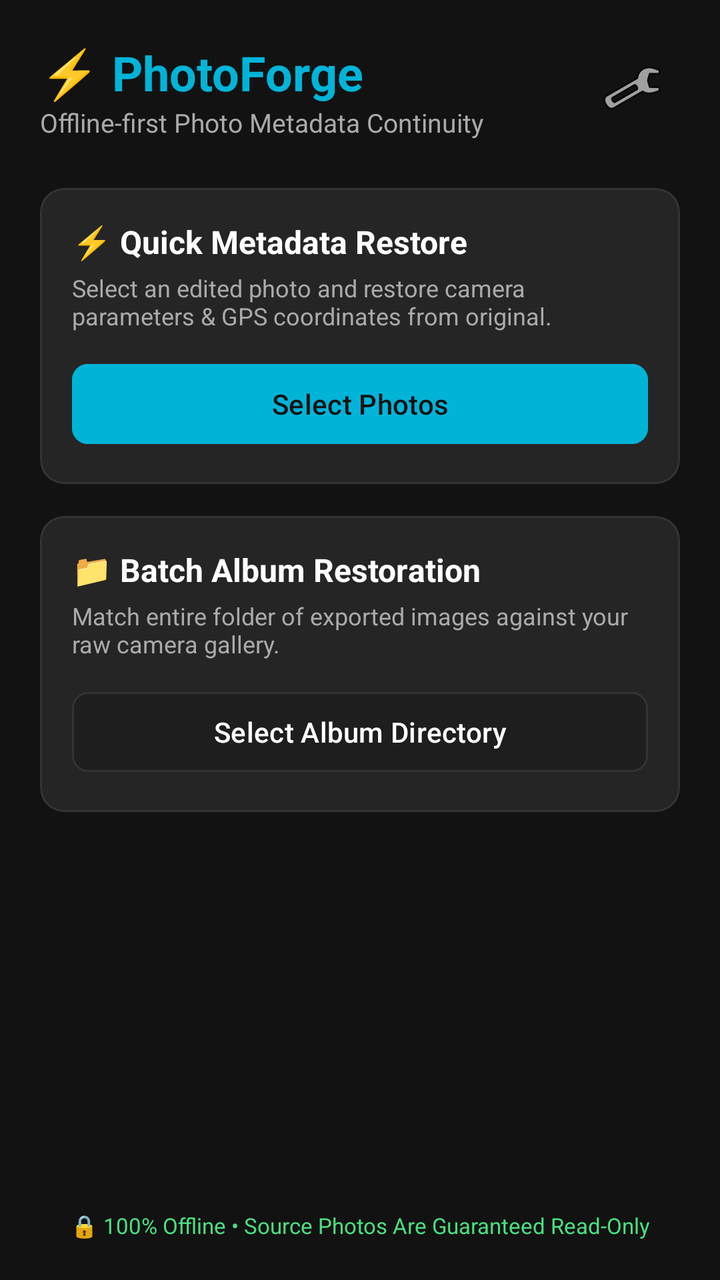
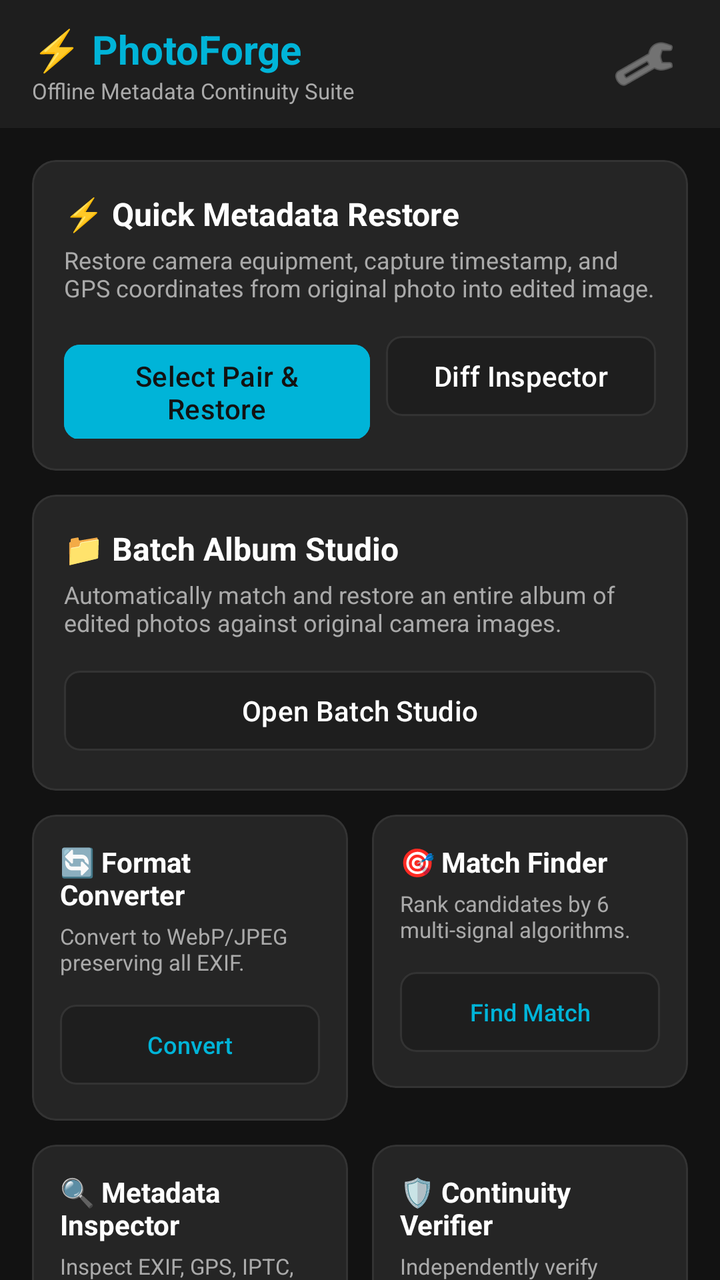

Two renders of the same Android screen: before a commit and after it. Below are the layout's source before the change and the commit's diff.
<!-- AndroidManifest.xml: application theme Theme.PhotoForge -->
<!-- res/layout/activity_main.xml -->
<?xml version="1.0" encoding="utf-8"?>
<androidx.constraintlayout.widget.ConstraintLayout xmlns:android="http://schemas.android.com/apk/res/android"
    xmlns:app="http://schemas.android.com/apk/res-auto"
    android:layout_width="match_parent"
    android:layout_height="match_parent"
    android:background="@color/bg_dark"
    android:padding="20dp">

    
    <TextView
        android:id="@+id/tvTitle"
        android:layout_width="wrap_content"
        android:layout_height="wrap_content"
        android:text="⚡ PhotoForge"
        android:textColor="@color/accent_cyan"
        android:textSize="24sp"
        android:textStyle="bold"
        app:layout_constraintStart_toStartOf="parent"
        app:layout_constraintTop_toTopOf="parent" />

    <TextView
        android:id="@+id/tvSubtitle"
        android:layout_width="wrap_content"
        android:layout_height="wrap_content"
        android:text="Offline-first Photo Metadata Continuity"
        android:textColor="@color/text_secondary"
        android:textSize="13sp"
        app:layout_constraintStart_toStartOf="parent"
        app:layout_constraintTop_toBottomOf="@id/tvTitle" />

    <ImageButton
        android:id="@+id/btnSettings"
        android:layout_width="48dp"
        android:layout_height="48dp"
        android:background="?attr/selectableItemBackgroundBorderless"
        android:contentDescription="@string/settings_title"
        android:src="@android:drawable/ic_menu_preferences"
        app:layout_constraintEnd_toEndOf="parent"
        app:layout_constraintTop_toTopOf="parent" />

    
    <com.google.android.material.card.MaterialCardView
        android:id="@+id/cardQuickRestore"
        android:layout_width="match_parent"
        android:layout_height="wrap_content"
        android:layout_marginTop="24dp"
        app:cardBackgroundColor="@color/card_dark"
        app:cardCornerRadius="12dp"
        app:layout_constraintTop_toBottomOf="@id/tvSubtitle"
        app:strokeColor="@color/border_dark"
        app:strokeWidth="1dp">

        <LinearLayout
            android:layout_width="match_parent"
            android:layout_height="wrap_content"
            android:orientation="vertical"
            android:padding="16dp">

            <TextView
                android:layout_width="wrap_content"
                android:layout_height="wrap_content"
                android:text="⚡ Quick Metadata Restore"
                android:textColor="@color/text_primary"
                android:textSize="16sp"
                android:textStyle="bold" />

            <TextView
                android:layout_width="wrap_content"
                android:layout_height="wrap_content"
                android:layout_marginTop="4dp"
                android:text="Select an edited photo and restore camera parameters &amp; GPS coordinates from original."
                android:textColor="@color/text_secondary"
                android:textSize="12sp" />

            <com.google.android.material.button.MaterialButton
                android:id="@+id/btnSelectPair"
                android:layout_width="match_parent"
                android:layout_height="wrap_content"
                android:layout_marginTop="12dp"
                android:backgroundTint="@color/accent_cyan"
                android:text="Select Photos"
                android:textColor="@color/bg_dark"
                app:cornerRadius="8dp" />
        </LinearLayout>
    </com.google.android.material.card.MaterialCardView>

    <com.google.android.material.card.MaterialCardView
        android:id="@+id/cardBatchRestore"
        android:layout_width="match_parent"
        android:layout_height="wrap_content"
        android:layout_marginTop="16dp"
        app:cardBackgroundColor="@color/card_dark"
        app:cardCornerRadius="12dp"
        app:layout_constraintTop_toBottomOf="@id/cardQuickRestore"
        app:strokeColor="@color/border_dark"
        app:strokeWidth="1dp">

        <LinearLayout
            android:layout_width="match_parent"
            android:layout_height="wrap_content"
            android:orientation="vertical"
            android:padding="16dp">

            <TextView
                android:layout_width="wrap_content"
                android:layout_height="wrap_content"
                android:text="📁 Batch Album Restoration"
                android:textColor="@color/text_primary"
                android:textSize="16sp"
                android:textStyle="bold" />

            <TextView
                android:layout_width="wrap_content"
                android:layout_height="wrap_content"
                android:layout_marginTop="4dp"
                android:text="Match entire folder of exported images against your raw camera gallery."
                android:textColor="@color/text_secondary"
                android:textSize="12sp" />

            <com.google.android.material.button.MaterialButton
                android:id="@+id/btnBatchRestore"
                android:layout_width="match_parent"
                android:layout_height="wrap_content"
                android:layout_marginTop="12dp"
                android:backgroundTint="@color/surface_dark"
                android:text="Select Album Directory"
                android:textColor="@color/text_primary"
                app:cornerRadius="8dp"
                app:strokeColor="@color/border_dark"
                app:strokeWidth="1dp" />
        </LinearLayout>
    </com.google.android.material.card.MaterialCardView>

    
    <TextView
        android:id="@+id/tvInvariantNotice"
        android:layout_width="match_parent"
        android:layout_height="wrap_content"
        android:gravity="center"
        android:text="🔒 100% Offline • Source Photos Are Guaranteed Read-Only"
        android:textColor="@color/accent_green"
        android:textSize="11sp"
        app:layout_constraintBottom_toBottomOf="parent" />

</androidx.constraintlayout.widget.ConstraintLayout>
<!-- resources referenced by this layout -->
<resources>
  <color name="accent_cyan">#00B4D8</color>
  <color name="accent_green">#4ADE80</color>
  <color name="bg_dark">#121212</color>
  <color name="border_dark">#333333</color>
  <color name="card_dark">#252525</color>
  <color name="surface_dark">#1E1E1E</color>
  <color name="text_primary">#FFFFFF</color>
  <color name="text_secondary">#AAAAAA</color>
  <string name="settings_title">PhotoForge Settings</string>
  <style name="Theme.PhotoForge" parent="Theme.Material3.Dark.NoActionBar">
          <item name="android:windowBackground">@color/bg_dark</item>
          <item name="colorPrimary">@color/accent_cyan</item>
          <item name="colorSecondary">@color/accent_green</item>
          <item name="colorSurface">@color/surface_dark</item>
          <item name="android:statusBarColor">@color/bg_dark</item>
          <item name="android:navigationBarColor">@color/bg_dark</item>
      </style>
</resources>

<!-- the commit's change to res/layout/activity_main.xml (unified diff, before → after) -->
@@ -1,54 +1,65 @@
 <?xml version="1.0" encoding="utf-8"?>
-<androidx.constraintlayout.widget.ConstraintLayout xmlns:android="http://schemas.android.com/apk/res/android"
+<androidx.coordinatorlayout.widget.CoordinatorLayout xmlns:android="http://schemas.android.com/apk/res/android"
     xmlns:app="http://schemas.android.com/apk/res-auto"
     android:layout_width="match_parent"
     android:layout_height="match_parent"
-    android:background="@color/bg_dark"
-    android:padding="20dp">
-
-    
-    <TextView
-        android:id="@+id/tvTitle"
-        android:layout_width="wrap_content"
-        android:layout_height="wrap_content"
-        android:text="⚡ PhotoForge"
-        android:textColor="@color/accent_cyan"
-        android:textSize="24sp"
-        android:textStyle="bold"
-        app:layout_constraintStart_toStartOf="parent"
-        app:layout_constraintTop_toTopOf="parent" />
-
-    <TextView
-        android:id="@+id/tvSubtitle"
-        android:layout_width="wrap_content"
-        android:layout_height="wrap_content"
-        android:text="Offline-first Photo Metadata Continuity"
-        android:textColor="@color/text_secondary"
-        android:textSize="13sp"
-        app:layout_constraintStart_toStartOf="parent"
-        app:layout_constraintTop_toBottomOf="@id/tvTitle" />
-
-    <ImageButton
-        android:id="@+id/btnSettings"
-        android:layout_width="48dp"
-        android:layout_height="48dp"
-        android:background="?attr/selectableItemBackgroundBorderless"
-        android:contentDescription="@string/settings_title"
-        android:src="@android:drawable/ic_menu_preferences"
-        app:layout_constraintEnd_toEndOf="parent"
-        app:layout_constraintTop_toTopOf="parent" />
-
-    
-    <com.google.android.material.card.MaterialCardView
-        android:id="@+id/cardQuickRestore"
+    android:background="@color/bg_dark">
+
+    <com.google.android.material.appbar.AppBarLayout
         android:layout_width="match_parent"
         android:layout_height="wrap_content"
-        android:layout_marginTop="24dp"
-        app:cardBackgroundColor="@color/card_dark"
-        app:cardCornerRadius="12dp"
-        app:layout_constraintTop_toBottomOf="@id/tvSubtitle"
-        app:strokeColor="@color/border_dark"
-        app:strokeWidth="1dp">
+        android:background="@color/surface_dark">
+
+        <androidx.appcompat.widget.Toolbar
+            android:id="@+id/toolbar"
+            android:layout_width="match_parent"
+            android:layout_height="?attr/actionBarSize">
+
+            <LinearLayout
+                android:layout_width="match_parent"
+                android:layout_height="match_parent"
+                android:gravity="center_vertical"
+                android:orientation="horizontal"
+                android:paddingEnd="16dp">
+
+                <LinearLayout
+                    android:layout_width="0dp"
+                    android:layout_height="wrap_content"
+                    android:layout_weight="1"
+                    android:orientation="vertical">
+
+                    <TextView
+                        android:layout_width="wrap_content"
+                        android:layout_height="wrap_content"
+                        android:text="⚡ PhotoForge"
+                        android:textColor="@color/accent_cyan"
+                        android:textSize="20sp"
+                        android:textStyle="bold" />
+
+                    <TextView
+                        android:layout_width="wrap_content"
+                        android:layout_height="wrap_content"
+                        android:text="Offline Metadata Continuity Suite"
+                        android:textColor="@color/text_secondary"
+                        android:textSize="11sp" />
+                </LinearLayout>
+
+                <ImageButton
+                    android:id="@+id/btnSettings"
+                    android:layout_width="44dp"
+                    android:layout_height="44dp"
+                    android:background="?attr/selectableItemBackgroundBorderless"
+                    android:contentDescription="@string/settings_title"
+                    android:src="@android:drawable/ic_menu_preferences"
+                    app:tint="@color/text_secondary" />
+            </LinearLayout>
+        </androidx.appcompat.widget.Toolbar>
+    </com.google.android.material.appbar.AppBarLayout>
+
+    <androidx.core.widget.NestedScrollView
+        android:layout_width="match_parent"
+        android:layout_height="match_parent"
+        app:layout_behavior="@string/appbar_scrolling_view_behavior">
 
         <LinearLayout
             android:layout_width="match_parent"
@@ -56,90 +67,335 @@
             android:orientation="vertical"
             android:padding="16dp">
 
-            <TextView
-                android:layout_width="wrap_content"
+            
+            <com.google.android.material.card.MaterialCardView
+                android:id="@+id/cardQuickRestore"
+                android:layout_width="match_parent"
                 android:layout_height="wrap_content"
-                android:text="⚡ Quick Metadata Restore"
-                android:textColor="@color/text_primary"
-                android:textSize="16sp"
-                android:textStyle="bold" />
-
-            <TextView
-                android:layout_width="wrap_content"
-                android:layout_height="wrap_content"
-                android:layout_marginTop="4dp"
-                android:text="Select an edited photo and restore camera parameters &amp; GPS coordinates from original."
-                android:textColor="@color/text_secondary"
-                android:textSize="12sp" />
-
-            <com.google.android.material.button.MaterialButton
-                android:id="@+id/btnSelectPair"
+                app:cardBackgroundColor="@color/card_dark"
+                app:cardCornerRadius="12dp"
+                app:strokeColor="@color/border_dark"
+                app:strokeWidth="1dp">
+
+                <LinearLayout
+                    android:layout_width="match_parent"
+                    android:layout_height="wrap_content"
+                    android:orientation="vertical"
+                    android:padding="16dp">
+
+                    <TextView
+                        android:layout_width="wrap_content"
+                        android:layout_height="wrap_content"
+                        android:text="⚡ Quick Metadata Restore"
+                        android:textColor="@color/text_primary"
+                        android:textSize="16sp"
+                        android:textStyle="bold" />
+
+                    <TextView
+                        android:layout_width="wrap_content"
+                        android:layout_height="wrap_content"
+                        android:layout_marginTop="4dp"
+                        android:text="Restore camera equipment, capture timestamp, and GPS coordinates from original photo into edited image."
+                        android:textColor="@color/text_secondary"
+                        android:textSize="12sp" />
+
+                    <LinearLayout
+                        android:layout_width="match_parent"
+                        android:layout_height="wrap_content"
+                        android:layout_marginTop="12dp"
+                        android:orientation="horizontal">
+
+                        <com.google.android.material.button.MaterialButton
+                            android:id="@+id/btnSelectPair"
+                            android:layout_width="0dp"
+                            android:layout_height="wrap_content"
+                            android:layout_weight="1"
+                            android:backgroundTint="@color/accent_cyan"
+                            android:text="Select Pair &amp; Restore"
+                            android:textColor="@color/bg_dark"
+                            app:cornerRadius="8dp" />
+
+                        <com.google.android.material.button.MaterialButton
+                            android:id="@+id/btnDiffPreview"
+                            android:layout_width="wrap_content"
+                            android:layout_height="wrap_content"
+                            android:layout_marginStart="8dp"
+                            android:backgroundTint="@color/surface_dark"
+                            android:text="Diff Inspector"
+                            android:textColor="@color/text_primary"
+                            app:cornerRadius="8dp"
+                            app:strokeColor="@color/border_dark"
+                            app:strokeWidth="1dp" />
+                    </LinearLayout>
+                </LinearLayout>
+            </com.google.android.material.card.MaterialCardView>
+
+            
+            <com.google.android.material.card.MaterialCardView
+                android:id="@+id/cardBatchRestore"
                 android:layout_width="match_parent"
                 android:layout_height="wrap_content"
                 android:layout_marginTop="12dp"
-                android:backgroundTint="@color/accent_cyan"
-                android:text="Select Photos"
-                android:textColor="@color/bg_dark"
-                app:cornerRadius="8dp" />
-        </LinearLayout>
-    </com.google.android.material.card.MaterialCardView>
-
-    <com.google.android.material.card.MaterialCardView
-        android:id="@+id/cardBatchRestore"
-        android:layout_width="match_parent"
-        android:layout_height="wrap_content"
-        android:layout_marginTop="16dp"
-        app:cardBackgroundColor="@color/card_dark"
-        app:cardCornerRadius="12dp"
-        app:layout_constraintTop_toBottomOf="@id/cardQuickRestore"
-        app:strokeColor="@color/border_dark"
-        app:strokeWidth="1dp">
-
-        <LinearLayout
-            android:layout_width="match_parent"
-            android:layout_height="wrap_content"
-            android:orientation="vertical"
-            android:padding="16dp">
-
-            <TextView
-                android:layout_width="wrap_content"
-                android:layout_height="wrap_content"
-                android:text="📁 Batch Album Restoration"
-                android:textColor="@color/text_primary"
-                android:textSize="16sp"
-                android:textStyle="bold" />
-
-            <TextView
-                android:layout_width="wrap_content"
-                android:layout_height="wrap_content"
-                android:layout_marginTop="4dp"
-                android:text="Match entire folder of exported images against your raw camera gallery."
-                android:textColor="@color/text_secondary"
-                android:textSize="12sp" />
-
-            <com.google.android.material.button.MaterialButton
-                android:id="@+id/btnBatchRestore"
+                app:cardBackgroundColor="@color/card_dark"
+                app:cardCornerRadius="12dp"
+                app:strokeColor="@color/border_dark"
+                app:strokeWidth="1dp">
+
+                <LinearLayout
+                    android:layout_width="match_parent"
+                    android:layout_height="wrap_content"
+                    android:orientation="vertical"
+                    android:padding="16dp">
+
+                    <TextView
+                        android:layout_width="wrap_content"
+                        android:layout_height="wrap_content"
+                        android:text="📁 Batch Album Studio"
+                        android:textColor="@color/text_primary"
+                        android:textSize="16sp"
+                        android:textStyle="bold" />
+
+                    <TextView
+                        android:layout_width="wrap_content"
+                        android:layout_height="wrap_content"
+                        android:layout_marginTop="4dp"
+                        android:text="Automatically match and restore an entire album of edited photos against original camera images."
+                        android:textColor="@color/text_secondary"
+                        android:textSize="12sp" />
+
+                    <com.google.android.material.button.MaterialButton
+                        android:id="@+id/btnOpenBatch"
+                        android:layout_width="match_parent"
+                        android:layout_height="wrap_content"
+                        android:layout_marginTop="12dp"
+                        android:backgroundTint="@color/surface_dark"
+                        android:text="Open Batch Studio"
+                        android:textColor="@color/text_primary"
+                        app:cornerRadius="8dp"
+                        app:strokeColor="@color/border_dark"
+                        app:strokeWidth="1dp" />
+                </LinearLayout>
+            </com.google.android.material.card.MaterialCardView>
+
+            
+            <LinearLayout
                 android:layout_width="match_parent"
                 android:layout_height="wrap_content"
                 android:layout_marginTop="12dp"
-                android:backgroundTint="@color/surface_dark"
-                android:text="Select Album Directory"
-                android:textColor="@color/text_primary"
-                app:cornerRadius="8dp"
-                app:strokeColor="@color/border_dark"
-                app:strokeWidth="1dp" />
+                android:orientation="horizontal">
+
+                <com.google.android.material.card.MaterialCardView
+                    android:id="@+id/cardConvert"
+                    android:layout_width="0dp"
+                    android:layout_height="wrap_content"
+                    android:layout_marginEnd="6dp"
+                    android:layout_weight="1"
+                    app:cardBackgroundColor="@color/card_dark"
+                    app:cardCornerRadius="12dp"
+                    app:strokeColor="@color/border_dark"
+                    app:strokeWidth="1dp">
+
+                    <LinearLayout
+                        android:layout_width="match_parent"
+                        android:layout_height="wrap_content"
+                        android:orientation="vertical"
+                        android:padding="14dp">
+
+                        <TextView
+                            android:layout_width="wrap_content"
+                            android:layout_height="wrap_content"
+                            android:text="🔄 Format Converter"
+                            android:textColor="@color/text_primary"
+                            android:textSize="14sp"
+                            android:textStyle="bold" />
+
+                        <TextView
+                            android:layout_width="wrap_content"
+                            android:layout_height="wrap_content"
+                            android:layout_marginTop="4dp"
+                            android:text="Convert to WebP/JPEG preserving all EXIF."
+                            android:textColor="@color/text_secondary"
+                            android:textSize="11sp" />
+
+                        <com.google.android.material.button.MaterialButton
+                            android:id="@+id/btnOpenConvert"
+                            android:layout_width="match_parent"
+                            android:layout_height="wrap_content"
+                            android:layout_marginTop="10dp"
+                            android:backgroundTint="@color/surface_dark"
+                            android:text="Convert"
+                            android:textColor="@color/accent_cyan"
+                            android:textSize="12sp"
+                            app:cornerRadius="8dp"
+                            app:strokeColor="@color/border_dark"
+                            app:strokeWidth="1dp" />
+                    </LinearLayout>
+                </com.google.android.material.card.MaterialCardView>
+
+                <com.google.android.material.card.MaterialCardView
+                    android:id="@+id/cardMatchReview"
+                    android:layout_width="0dp"
+                    android:layout_height="wrap_content"
+                    android:layout_marginStart="6dp"
+                    android:layout_weight="1"
+                    app:cardBackgroundColor="@color/card_dark"
+                    app:cardCornerRadius="12dp"
+                    app:strokeColor="@color/border_dark"
+                    app:strokeWidth="1dp">
+
+                    <LinearLayout
+                        android:layout_width="match_parent"
+                        android:layout_height="wrap_content"
+                        android:orientation="vertical"
+                        android:padding="14dp">
+
+                        <TextView
+                            android:layout_width="wrap_content"
+                            android:layout_height="wrap_content"
+                            android:text="🎯 Match Finder"
+                            android:textColor="@color/text_primary"
+                            android:textSize="14sp"
+                            android:textStyle="bold" />
+
+                        <TextView
+                            android:layout_width="wrap_content"
+                            android:layout_height="wrap_content"
+                            android:layout_marginTop="4dp"
+                            android:text="Rank candidates by 6 multi-signal algorithms."
+                            android:textColor="@color/text_secondary"
+                            android:textSize="11sp" />
+
+                        <com.google.android.material.button.MaterialButton
+                            android:id="@+id/btnOpenMatch"
+                            android:layout_width="match_parent"
+                            android:layout_height="wrap_content"
+                            android:layout_marginTop="10dp"
+                            android:backgroundTint="@color/surface_dark"
+                            android:text="Find Match"
+                            android:textColor="@color/accent_cyan"
+                            android:textSize="12sp"
+                            app:cornerRadius="8dp"
+                            app:strokeColor="@color/border_dark"
+                            app:strokeWidth="1dp" />
+                    </LinearLayout>
+                </com.google.android.material.card.MaterialCardView>
+            </LinearLayout>
+
+            
+            <LinearLayout
+                android:layout_width="match_parent"
+                android:layout_height="wrap_content"
+                android:layout_marginTop="12dp"
+                android:orientation="horizontal">
+
+                <com.google.android.material.card.MaterialCardView
+                    android:id="@+id/cardInspect"
+                    android:layout_width="0dp"
+                    android:layout_height="wrap_content"
+                    android:layout_marginEnd="6dp"
+                    android:layout_weight="1"
+                    app:cardBackgroundColor="@color/card_dark"
+                    app:cardCornerRadius="12dp"
+                    app:strokeColor="@color/border_dark"
+                    app:strokeWidth="1dp">
+
+                    <LinearLayout
+                        android:layout_width="match_parent"
+                        android:layout_height="wrap_content"
+                        android:orientation="vertical"
+                        android:padding="14dp">
+
+                        <TextView
+                            android:layout_width="wrap_content"
+                            android:layout_height="wrap_content"
+                            android:text="🔍 Metadata Inspector"
+                            android:textColor="@color/text_primary"
+                            android:textSize="14sp"
+                            android:textStyle="bold" />
+
+                        <TextView
+                            android:layout_width="wrap_content"
+                            android:layout_height="wrap_content"
+                            android:layout_marginTop="4dp"
+                            android:text="Inspect EXIF, GPS, IPTC, and Provenance."
+                            android:textColor="@color/text_secondary"
+                            android:textSize="11sp" />
+
+                        <com.google.android.material.button.MaterialButton
+                            android:id="@+id/btnOpenInspect"
+                            android:layout_width="match_parent"
+                            android:layout_height="wrap_content"
+                            android:layout_marginTop="10dp"
+                            android:backgroundTint="@color/surface_dark"
+                            android:text="Inspect"
+                            android:textColor="@color/accent_cyan"
+                            android:textSize="12sp"
+                            app:cornerRadius="8dp"
+                            app:strokeColor="@color/border_dark"
+                            app:strokeWidth="1dp" />
+                    </LinearLayout>
+                </com.google.android.material.card.MaterialCardView>
+
+                <com.google.android.material.card.MaterialCardView
+                    android:id="@+id/cardVerify"
+                    android:layout_width="0dp"
+                    android:layout_height="wrap_content"
+                    android:layout_marginStart="6dp"
+                    android:layout_weight="1"
+                    app:cardBackgroundColor="@color/card_dark"
+                    app:cardCornerRadius="12dp"
+                    app:strokeColor="@color/border_dark"
+                    app:strokeWidth="1dp">
+
+                    <LinearLayout
+                        android:layout_width="match_parent"
+                        android:layout_height="wrap_content"
+                        android:orientation="vertical"
+                        android:padding="14dp">
+
+                        <TextView
+                            android:layout_width="wrap_content"
+                            android:layout_height="wrap_content"
+                            android:text="🛡️ Continuity Verifier"
+                            android:textColor="@color/text_primary"
+                            android:textSize="14sp"
+                            android:textStyle="bold" />
+
+                        <TextView
+                            android:layout_width="wrap_content"
+                            android:layout_height="wrap_content"
+                            android:layout_marginTop="4dp"
+                            android:text="Independently verify image &amp; marker integrity."
+                            android:textColor="@color/text_secondary"
+                            android:textSize="11sp" />
+
+                        <com.google.android.material.button.MaterialButton
+                            android:id="@+id/btnOpenVerify"
+                            android:layout_width="match_parent"
+                            android:layout_height="wrap_content"
+                            android:layout_marginTop="10dp"
+                            android:backgroundTint="@color/surface_dark"
+                            android:text="Verify"
+                            android:textColor="@color/accent_cyan"
+                            android:textSize="12sp"
+                            app:cornerRadius="8dp"
+                            app:strokeColor="@color/border_dark"
+                            app:strokeWidth="1dp" />
+                    </LinearLayout>
+                </com.google.android.material.card.MaterialCardView>
+            </LinearLayout>
+
+            
+            <TextView
+                android:id="@+id/tvInvariantNotice"
+                android:layout_width="match_parent"
+                android:layout_height="wrap_content"
+                android:layout_marginTop="24dp"
+                android:layout_marginBottom="16dp"
+                android:gravity="center"
+                android:text="🔒 100% Offline • Zero Telemetry • Source Files Read-Only"
+                android:textColor="@color/accent_green"
+                android:textSize="11sp" />
         </LinearLayout>
-    </com.google.android.material.card.MaterialCardView>
-
-    
-    <TextView
-        android:id="@+id/tvInvariantNotice"
-        android:layout_width="match_parent"
-        android:layout_height="wrap_content"
-        android:gravity="center"
-        android:text="🔒 100% Offline • Source Photos Are Guaranteed Read-Only"
-        android:textColor="@color/accent_green"
-        android:textSize="11sp"
-        app:layout_constraintBottom_toBottomOf="parent" />
-
-</androidx.constraintlayout.widget.ConstraintLayout>
+    </androidx.core.widget.NestedScrollView>
+</androidx.coordinatorlayout.widget.CoordinatorLayout>
